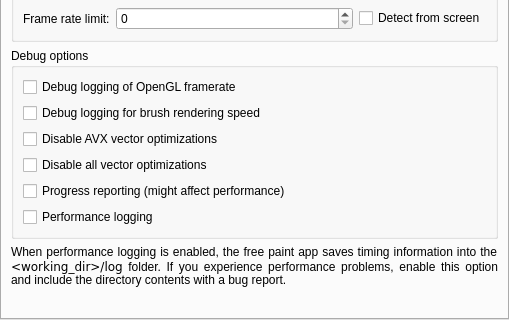
Old version of the form libs/ui/forms/wdgperformancesettings.ui in the repository serika12345/librepaint; both pictures show x 0 to 509 and y 205 to 525 of the 509 by 525 pixel window.
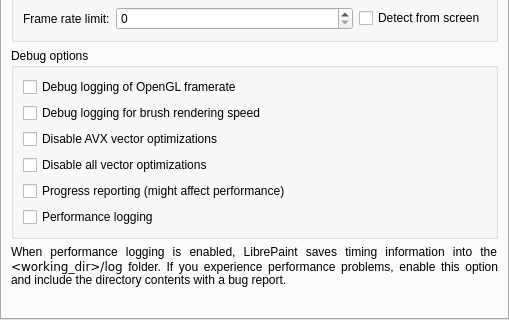
New version of the form. The open tabs and pages were chosen to show the change. Custom widgets are drawn as their Qt base class.

Commit message: Stage 3: refine LibrePaint naming

The edit to the form file:
```diff
--- a/libs/ui/forms/wdgperformancesettings.ui
+++ b/libs/ui/forms/wdgperformancesettings.ui
@@ -412,7 +412,7 @@
           <enum>QFrame::Shape::NoFrame</enum>
          </property>
          <property name="text">
-          <string>&lt;html&gt;&lt;head/&gt;&lt;body&gt;&lt;p&gt;When performance logging is enabled, the free paint app saves timing information into the &lt;tt&gt;&amp;lt;working_dir&amp;gt;/log&lt;/tt&gt; folder. If you experience performance problems, enable this option and include the directory contents with a bug report.&lt;/p&gt;&lt;/body&gt;&lt;/html&gt;</string>
+          <string>&lt;html&gt;&lt;head/&gt;&lt;body&gt;&lt;p&gt;When performance logging is enabled, LibrePaint saves timing information into the &lt;tt&gt;&amp;lt;working_dir&amp;gt;/log&lt;/tt&gt; folder. If you experience performance problems, enable this option and include the directory contents with a bug report.&lt;/p&gt;&lt;/body&gt;&lt;/html&gt;</string>
          </property>
          <property name="alignment">
           <set>Qt::AlignmentFlag::AlignJustify|Qt::AlignmentFlag::AlignVCenter</set>
```
Left out of the diff: 10 changed lines with no effect on the pictures. The commit also changes 68 other files.
